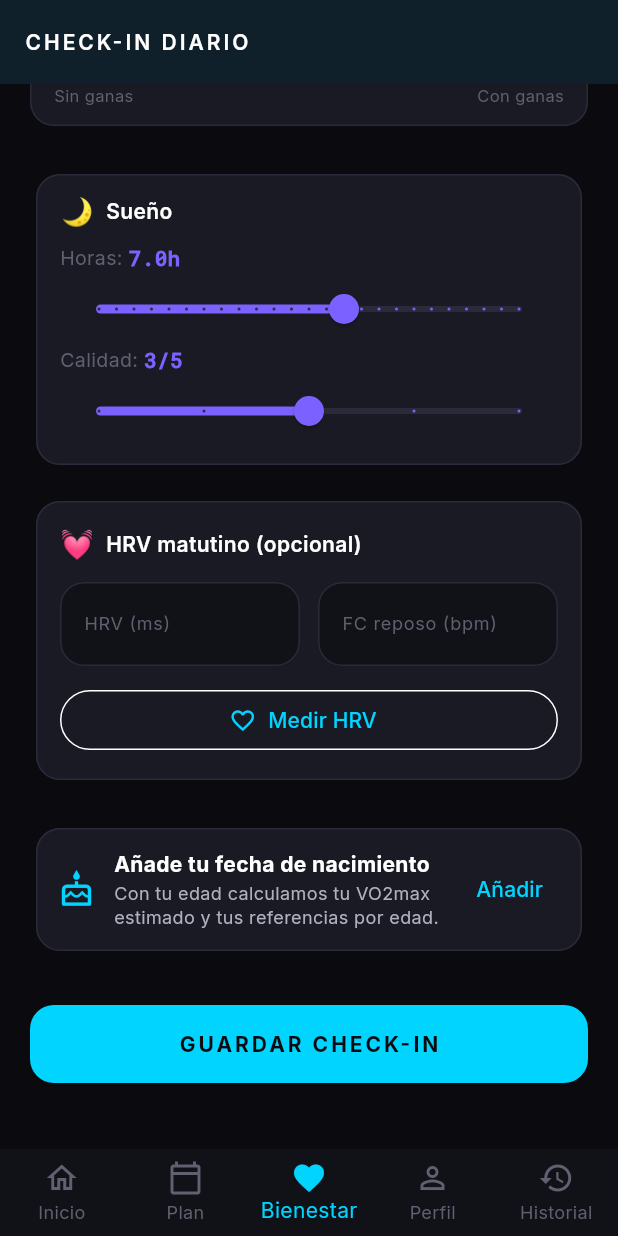
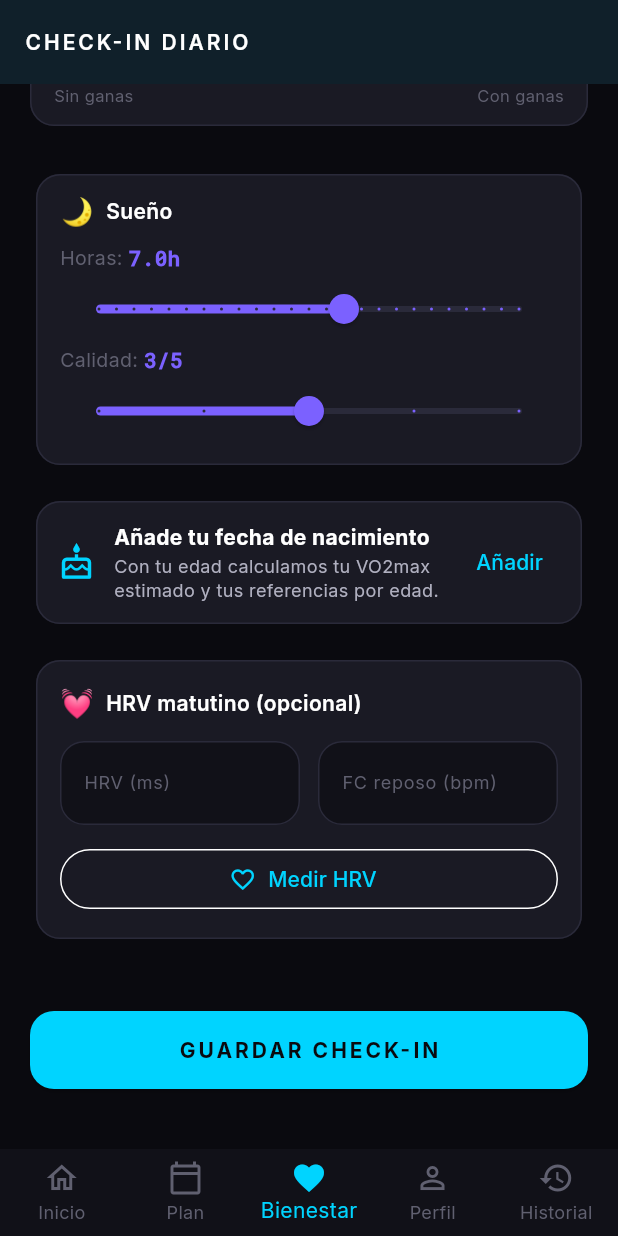
Before and after one commit to ritmooptimo-bot/RitmoOptimo, a Flutter app: the WellnessScreen screen opened by its route, scrolled down 413 dp, on a phone screen of 412 x 824 dp. Run offline on Flutter 3.47's test engine with Material 3 defaults, Android fonts, the phone set to English and light mode, and no system bars; our stand-ins replace app_links, audioplayers, camera, dio, fl_chart, flutter_blue_plus and 9 more; accounts and stored records are empty; network calls fail.

Commit message:
Fase A/C: tarjeta edad+VO2max arriba (antes de HRV matutino)
Movida de debajo de la linea base a justo despues de Sueno, mas visible.
Verificado: 52 anos + VO2max estimado ~39 ml/kg/min · bueno. v7.4.33+117

Co-Authored-By: Claude Opus 4.8 <noreply@anthropic.com>

```diff
--- a/lib/screens/wellness/wellness_screen.dart
+++ b/lib/screens/wellness/wellness_screen.dart
@@ -139,6 +139,11 @@ class _WellnessScreenState extends ConsumerState<WellnessScreen> {
 
                   const SizedBox(height: 16),
 
+                  // Edad + VO2max estimado (referencias) — arriba, antes de medir HRV
+                  _FitnessCard(skin: skin),
+
+                  const SizedBox(height: 16),
+
                   // HRV Opcional
                   _HRVCard(
                       skin: skin,
@@ -150,11 +155,6 @@ class _WellnessScreenState extends ConsumerState<WellnessScreen> {
 
                   // HRV vs línea base de 7 días (estado de recuperación)
                   _HrvBaselineCard(skin: skin),
-
-                  const SizedBox(height: 12),
-
-                  // Edad + VO2max estimado (referencias de forma física)
-                  _FitnessCard(skin: skin),
 
                   const SizedBox(height: 32),
 
--- a/pubspec.yaml
+++ b/pubspec.yaml
@@ -1,7 +1,7 @@
 name: ritmooptimo_mobile
 description: RitmoOptimo â€” Plataforma de Coaching Deportivo con IA
 publish_to: none
-version: 7.4.32+116
+version: 7.4.33+117
 
 environment:
   sdk: '>=3.3.0 <4.0.0'
```
